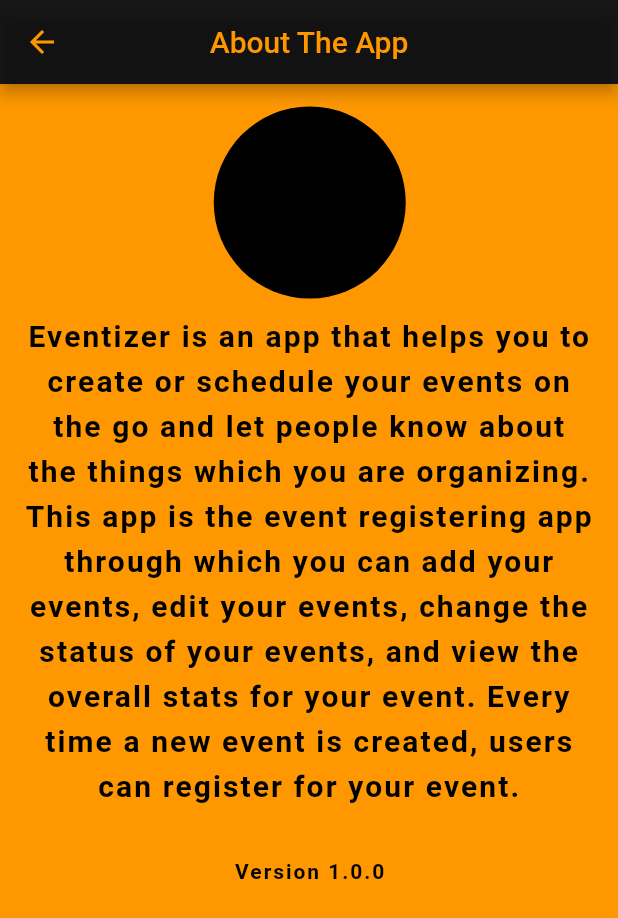
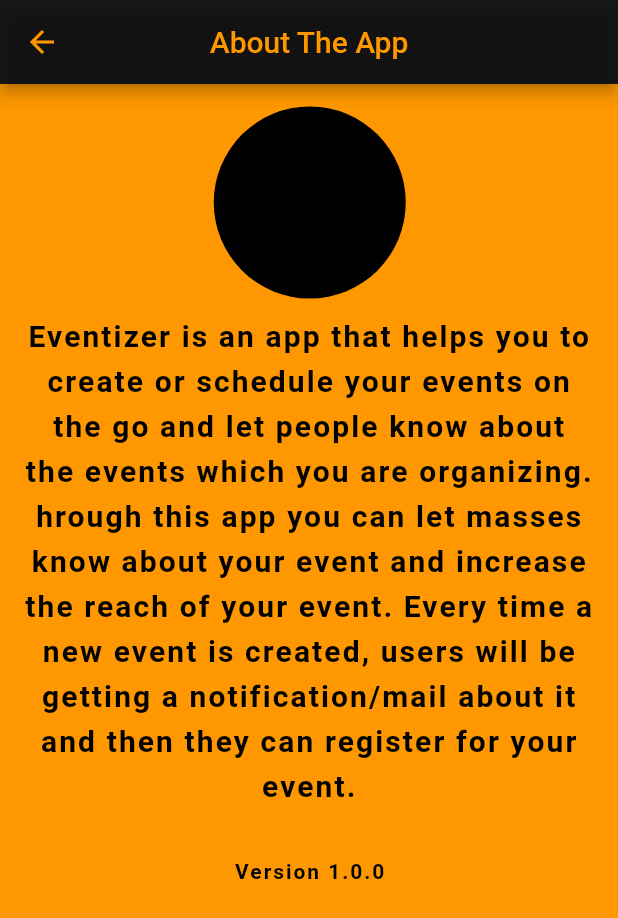
Before and after one commit to harshkumarkhatri/Booking-App-Event-Creator, a Flutter app: the AboutTheAppScreen screen opened directly, on a phone screen of 412 x 824 dp. Shown: the top 918 px of the screen. Run offline on Flutter 3.47's test engine with Material 2 defaults, Android fonts, the phone set to English and light mode, and no system bars; our stand-ins replace cloud_firestore, firebase_auth, firebase_messaging, flutter_secure_storage, get, share; missing offline and left inert: mailto; accounts and stored records are empty.

Commit message:
Updated about the app text

```diff
--- a/lib/views/pages/AboutTheApp/Widgets/aboutTheAppText_widget.dart
+++ b/lib/views/pages/AboutTheApp/Widgets/aboutTheAppText_widget.dart
@@ -5,7 +5,7 @@ Widget aboutTheAppText_widget() {
     padding: const EdgeInsets.only(top: 8.0),
     child: Container(
       child: Text(
-        "Eventizer is an app that helps you to create or schedule your events on the go and let people know about the things which you are organizing. This app is the event registering app through which you can add your events, edit your events, change the status of your events, and view the overall stats for your event. Every time a new event is created, users can register for your event.",
+        "Eventizer is an app that helps you to create or schedule your events on the go and let people know about the events which you are organizing. hrough this app you can let masses know about your event and increase the reach of your event. Every time a new event is created, users will be getting a notification/mail about it and then they can register for your event.",
         style: TextStyle(
           color: Colors.black,
           fontSize: 20,
```
